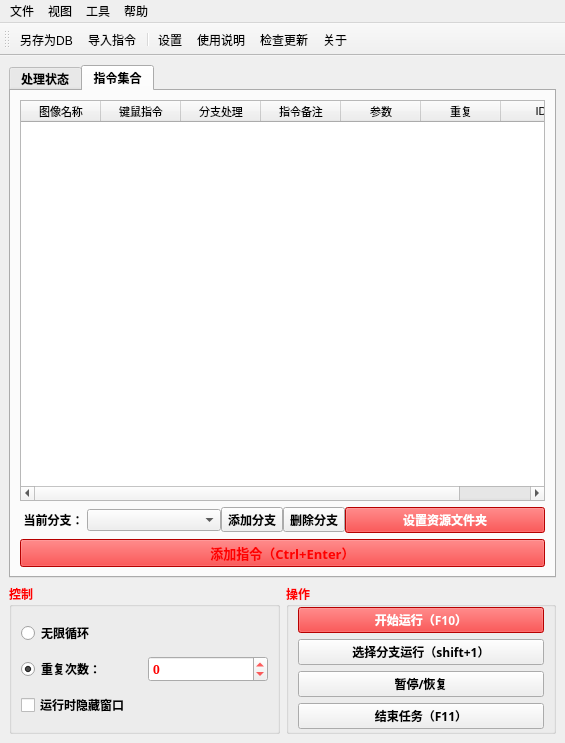
Old version of the form 窗体/mainwindow.ui in the repository FsterThanLight/automatic_clicker_2.
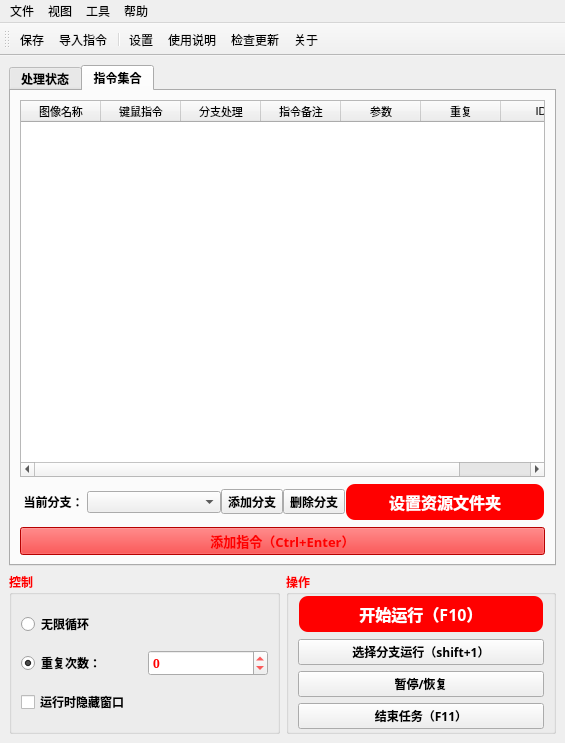
New version of the form. Icons and pictures are not drawn.

Commit message: 2024年7月13日23:27:17 UI样式调整

```diff
--- a/窗体/mainwindow.ui
+++ b/窗体/mainwindow.ui
@@ -510,14 +510,30 @@
              <widget class="QPushButton" name="pushButton_3">
               <property name="font">
                <font>
-                <family>微软雅黑</family>
+                <family>Microsoft YaHei</family>
+                <pointsize>-1</pointsize>
                 <weight>75</weight>
                 <bold>true</bold>
                </font>
               </property>
               <property name="styleSheet">
-               <string notr="true">background-color: rgb(255, 0, 0);
-color: rgb(255, 255, 255);</string>
+               <string notr="true">QPushButton {
+    background-color: red;
+    color: white;
+    border-radius: 10px; /* 设置圆角半径 */
+    font-family: 'Microsoft YaHei'; /* 设置字体为微软雅黑 */
+    font-size: 16px; /* 设置字体大小，可以根据需要调整 */
+    padding: 5px 10px; /* 设置内边距，使按钮看起来更美观 */
+border: 2px solid transparent; /* 设置边框为透明 */
+}
+
+QPushButton:hover {
+    background-color: rgb(170, 0, 0); /* 设置鼠标悬停时的背景颜色 */
+}
+
+QPushButton:pressed {
+    background-color: rgb(85, 85, 127); /* 设置按钮按下时的背景颜色 */
+}</string>
               </property>
               <property name="text">
                <string>设置资源文件夹</string>
@@ -1079,14 +1095,30 @@
         <widget class="QPushButton" name="pushButton_5">
          <property name="font">
           <font>
-           <family>微软雅黑</family>
+           <family>Microsoft YaHei</family>
+           <pointsize>-1</pointsize>
            <weight>75</weight>
            <bold>true</bold>
           </font>
          </property>
          <property name="styleSheet">
-          <string notr="true">background-color: rgb(255, 0, 0);
-color: rgb(255, 255, 255);</string>
+          <string notr="true">QPushButton {
+    background-color: red;
+    color: white;
+    border-radius: 10px; /* 设置圆角半径 */
+    font-family: 'Microsoft YaHei'; /* 设置字体为微软雅黑 */
+    font-size: 16px; /* 设置字体大小，可以根据需要调整 */
+    padding: 5px 10px; /* 设置内边距，使按钮看起来更美观 */
+border: 2px solid transparent; /* 设置边框为透明 */
+}
+
+QPushButton:hover {
+    background-color: rgb(170, 0, 0); /* 设置鼠标悬停时的背景颜色 */
+}
+
+QPushButton:pressed {
+    background-color: rgb(85, 85, 127); /* 设置按钮按下时的背景颜色 */
+}</string>
          </property>
          <property name="text">
           <string>开始运行（F10）</string>
@@ -1202,7 +1234,7 @@
    <attribute name="toolBarBreak">
     <bool>false</bool>
    </attribute>
-   <addaction name="actionb"/>
+   <addaction name="actionx"/>
    <addaction name="actionf"/>
    <addaction name="separator"/>
    <addaction name="actions_2"/>
```
Left out of the diff: 1 changed line with no effect on the pictures. The commit also changes 11 other files.
